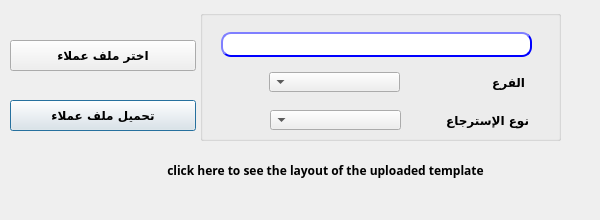
Old version of the form presentation/loyalty_ui/uploadCustPt.ui in the repository shymaa123456/HyperPOS2020.
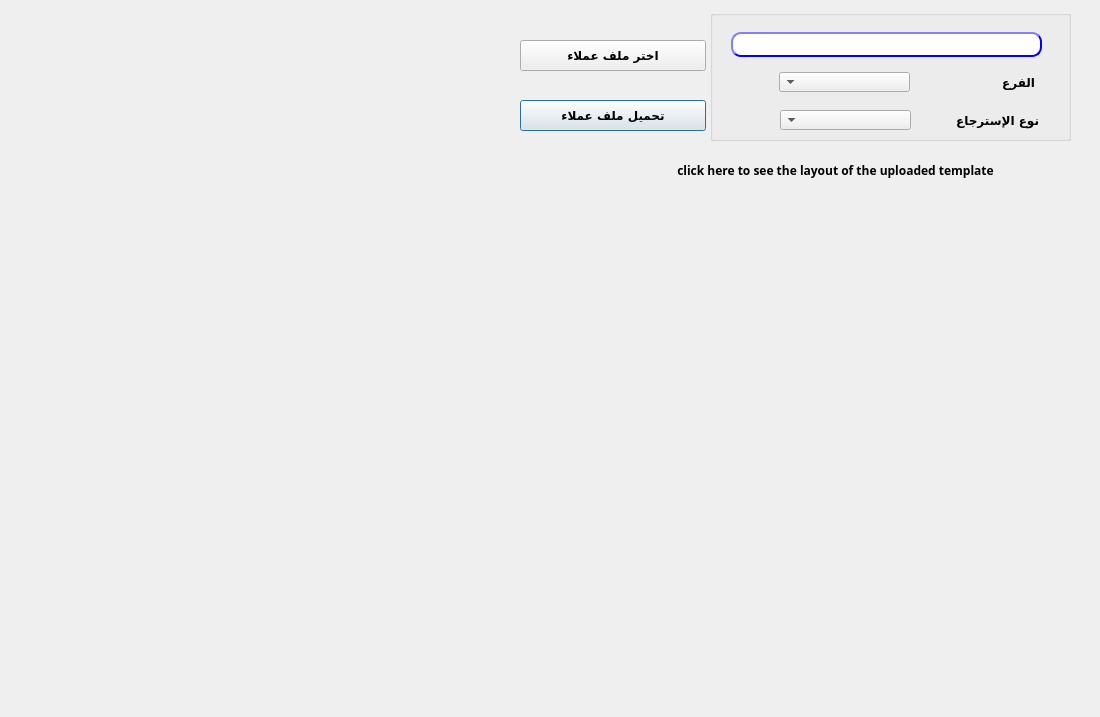
New version of the form.

Patch:
```diff
--- a/presentation/loyalty_ui/uploadCustPt.ui
+++ b/presentation/loyalty_ui/uploadCustPt.ui
@@ -6,20 +6,20 @@
    <rect>
     <x>0</x>
     <y>0</y>
-    <width>600</width>
-    <height>220</height>
+    <width>1100</width>
+    <height>717</height>
    </rect>
   </property>
   <property name="minimumSize">
    <size>
-    <width>600</width>
-    <height>220</height>
+    <width>1100</width>
+    <height>717</height>
    </size>
   </property>
   <property name="maximumSize">
    <size>
-    <width>600</width>
-    <height>220</height>
+    <width>1100</width>
+    <height>717</height>
    </size>
   </property>
   <property name="windowTitle">
@@ -31,7 +31,7 @@
   <widget class="QPushButton" name="BTN_load">
    <property name="geometry">
     <rect>
-     <x>10</x>
+     <x>520</x>
      <y>100</y>
      <width>186</width>
      <height>31</height>
@@ -55,7 +55,7 @@
   <widget class="QPushButton" name="BTN_browse">
    <property name="geometry">
     <rect>
-     <x>10</x>
+     <x>520</x>
      <y>40</y>
      <width>186</width>
      <height>31</height>
@@ -79,7 +79,7 @@
   <widget class="QPushButton" name="BTN_uploadTemp">
    <property name="geometry">
     <rect>
-     <x>90</x>
+     <x>600</x>
      <y>150</y>
      <width>471</width>
      <height>41</height>
@@ -110,7 +110,7 @@
   <widget class="QGroupBox" name="groupBox">
    <property name="geometry">
     <rect>
-     <x>200</x>
+     <x>710</x>
      <y>10</y>
      <width>361</width>
      <height>131</height>
```
